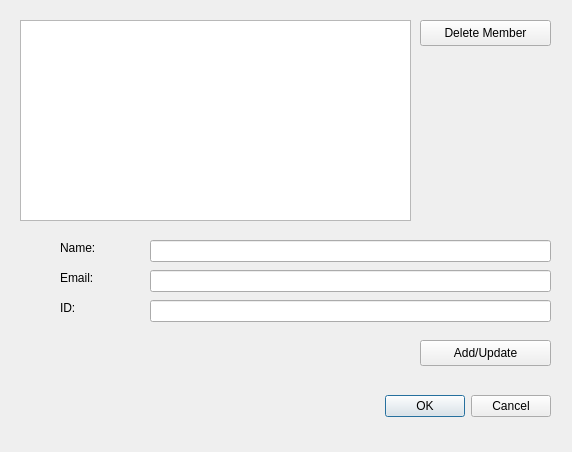
Before: the Qt Designer form module6/qt_files/edit_members_dialog.ui in treymeares/Module6, drawn with Qt 5.
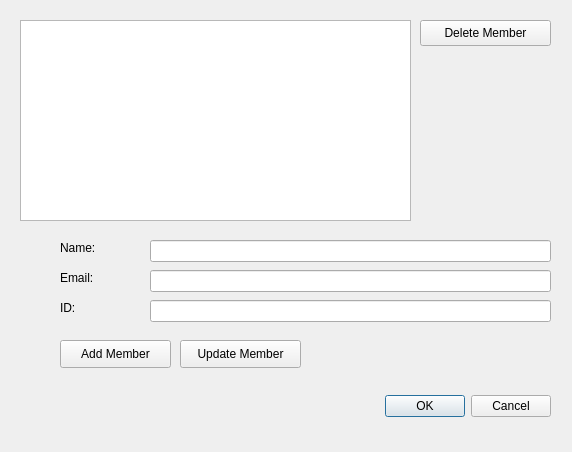
After: the same form once the commit is applied.

Commit message: edited the team member editor to autofill and be editable

The edit to the form file:
```diff
--- a/module6/qt_files/edit_members_dialog.ui
+++ b/module6/qt_files/edit_members_dialog.ui
@@ -124,14 +124,27 @@
   <widget class="QPushButton" name="add_update">
    <property name="geometry">
     <rect>
-     <x>420</x>
+     <x>60</x>
      <y>340</y>
-     <width>131</width>
-     <height>26</height>
+     <width>111</width>
+     <height>28</height>
     </rect>
    </property>
    <property name="text">
-    <string>Add/Update</string>
+    <string>Add Member</string>
+   </property>
+  </widget>
+  <widget class="QPushButton" name="update_member">
+   <property name="geometry">
+    <rect>
+     <x>180</x>
+     <y>340</y>
+     <width>121</width>
+     <height>28</height>
+    </rect>
+   </property>
+   <property name="text">
+    <string>Update Member</string>
    </property>
   </widget>
  </widget>
```
Left out of the diff: 5 changed lines with no effect on the pictures. The commit also changes 5 other files.
